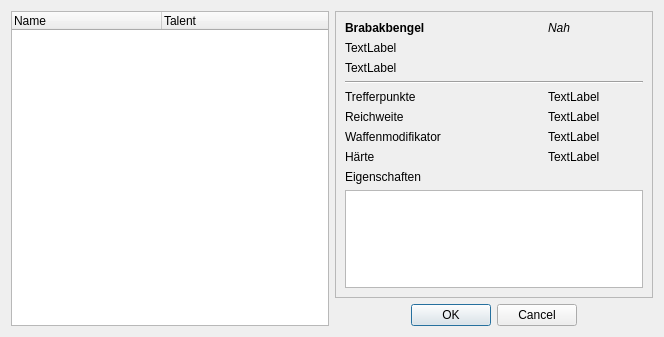
Old version of the form UI/CharakterWaffen.ui in the repository Aeolitus/Sephrasto.
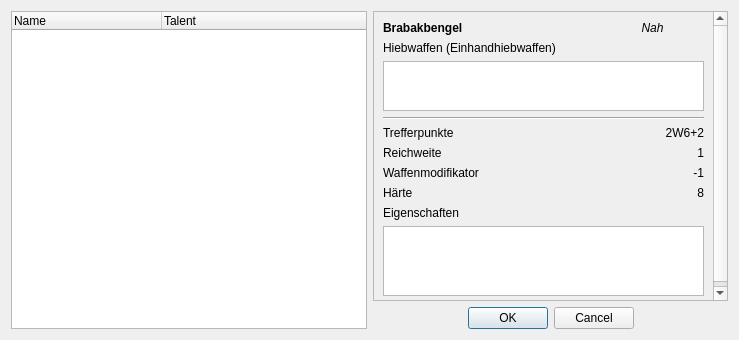
New version of the form.

Diff of the .ui file:
```diff
--- a/UI/CharakterWaffen.ui
+++ b/UI/CharakterWaffen.ui
@@ -9,8 +9,8 @@
    <rect>
     <x>0</x>
     <y>0</y>
-    <width>664</width>
-    <height>337</height>
+    <width>739</width>
+    <height>340</height>
    </rect>
   </property>
   <property name="windowTitle">
@@ -73,8 +73,8 @@
          <rect>
           <x>0</x>
           <y>0</y>
-          <width>316</width>
-          <height>286</height>
+          <width>353</width>
+          <height>289</height>
          </rect>
         </property>
         <layout class="QGridLayout" name="gridLayout">
@@ -91,28 +91,40 @@
          <item row="9" column="2">
           <widget class="QLabel" name="labelH">
            <property name="text">
-            <string>TextLabel</string>
+            <string>8</string>
+           </property>
+           <property name="alignment">
+            <set>Qt::AlignRight|Qt::AlignTrailing|Qt::AlignVCenter</set>
            </property>
           </widget>
          </item>
          <item row="8" column="2">
           <widget class="QLabel" name="labelWMLZ">
            <property name="text">
-            <string>TextLabel</string>
+            <string>-1</string>
+           </property>
+           <property name="alignment">
+            <set>Qt::AlignRight|Qt::AlignTrailing|Qt::AlignVCenter</set>
            </property>
           </widget>
          </item>
          <item row="7" column="2">
           <widget class="QLabel" name="labelRW">
            <property name="text">
-            <string>TextLabel</string>
+            <string>1</string>
+           </property>
+           <property name="alignment">
+            <set>Qt::AlignRight|Qt::AlignTrailing|Qt::AlignVCenter</set>
            </property>
           </widget>
          </item>
          <item row="6" column="2">
           <widget class="QLabel" name="labelTP">
            <property name="text">
-            <string>TextLabel</string>
+            <string>2W6+2</string>
+           </property>
+           <property name="alignment">
+            <set>Qt::AlignRight|Qt::AlignTrailing|Qt::AlignVCenter</set>
            </property>
           </widget>
          </item>
@@ -167,12 +179,8 @@
            <property name="text">
             <string>Nah</string>
            </property>
-          </widget>
-         </item>
-         <item row="4" column="0" colspan="3">
-          <widget class="QLabel" name="labelStile">
-           <property name="text">
-            <string>TextLabel</string>
+           <property name="alignment">
+            <set>Qt::AlignCenter</set>
            </property>
           </widget>
          </item>
@@ -183,10 +191,13 @@
            </property>
           </widget>
          </item>
-         <item row="3" column="0" colspan="3">
-          <widget class="QLabel" name="labelFert">
-           <property name="text">
-            <string>TextLabel</string>
+         <item row="11" column="0" colspan="3">
+          <widget class="QPlainTextEdit" name="plainEigenschaften">
+           <property name="readOnly">
+            <bool>true</bool>
+           </property>
+           <property name="textInteractionFlags">
+            <set>Qt::TextSelectableByKeyboard|Qt::TextSelectableByMouse</set>
            </property>
           </widget>
          </item>
@@ -203,6 +214,26 @@
            </property>
           </widget>
          </item>
+         <item row="4" column="0" colspan="3">
+          <widget class="QPlainTextEdit" name="plainStile">
+           <property name="maximumSize">
+            <size>
+             <width>16777215</width>
+             <height>50</height>
+            </size>
+           </property>
+           <property name="readOnly">
+            <bool>true</bool>
+           </property>
+          </widget>
+         </item>
+         <item row="3" column="0" colspan="3">
+          <widget class="QLabel" name="labelFert">
+           <property name="text">
+            <string>Hiebwaffen (Einhandhiebwaffen)</string>
+           </property>
+          </widget>
+         </item>
         </layout>
        </widget>
       </widget>
```
Left out of the diff: 10 changed lines with no effect on the pictures.
